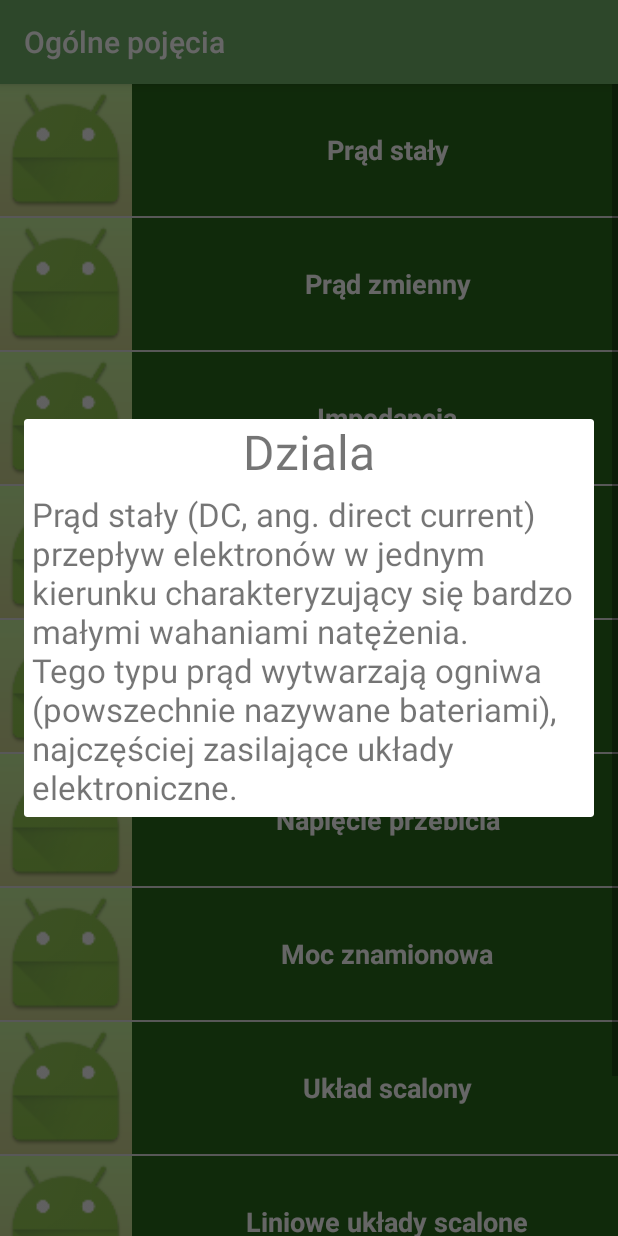
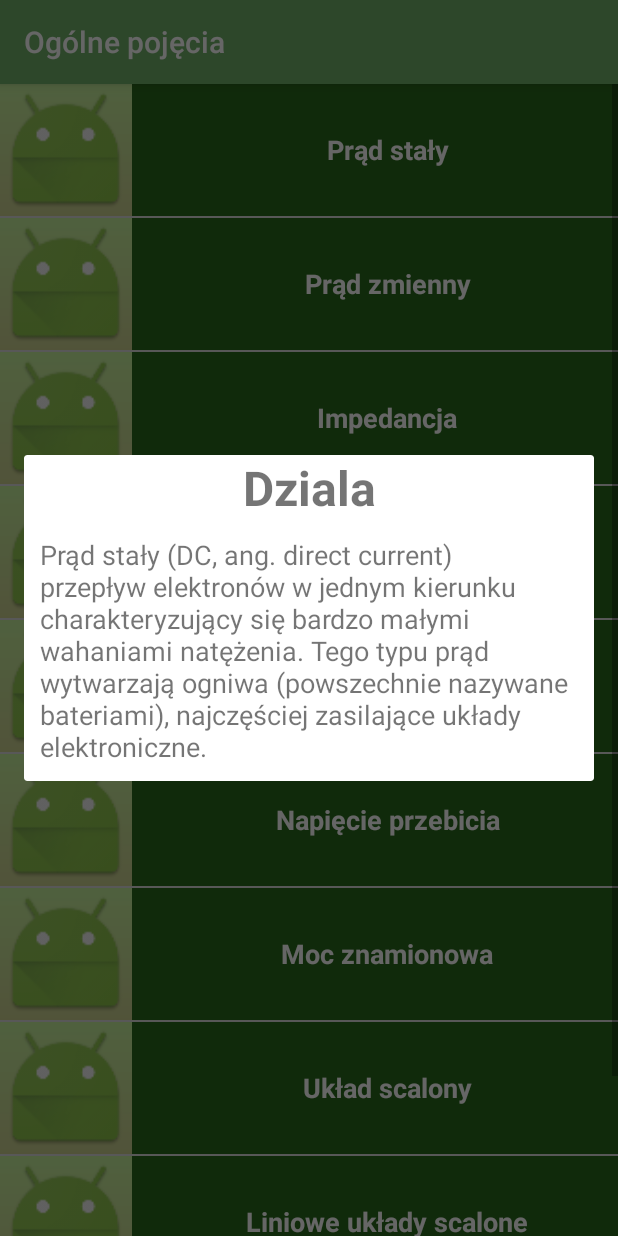
Before and after one commit to suchecki300/ElectronicBand, an Android app: the BasicTermsActivity screen opened directly, with no data from a screen before it, after a tap on "Prąd stały", on a phone screen of 412 x 824 dp. Run offline under Robolectric (Android 15) with nearby library versions, the phone set to English and light mode, and no system bars.

Commit message:
//Damian nowy branch

```diff
--- a/app/src/main/java/pl/wat/wel/projekt/pumo/electronicband/Dictionary/BasicTermsActivity.java
+++ b/app/src/main/java/pl/wat/wel/projekt/pumo/electronicband/Dictionary/BasicTermsActivity.java
@@ -93,7 +93,7 @@ public class BasicTermsActivity extends AppCompatActivity {
         View dialogView = layoutInflater.inflate(R.layout.test_layout, null);
         builder.setView(dialogView);
 
-        TextView textView1 = (TextView) dialogView.findViewById(R.id.test_textView1);
+        TextView textView1 = (TextView) dialogView.findViewById(R.id.dialog_allText);
 
         textView1.setText(text);
 
--- a/app/src/main/java/pl/wat/wel/projekt/pumo/electronicband/Dictionary/ChipsActivity.java
+++ b/app/src/main/java/pl/wat/wel/projekt/pumo/electronicband/Dictionary/ChipsActivity.java
@@ -69,7 +69,7 @@ public class ChipsActivity extends AppCompatActivity {
         View dialogView = layoutInflater.inflate(R.layout.test_layout, null);
         builder.setView(dialogView);
 
-        TextView textView1 = (TextView) dialogView.findViewById(R.id.test_textView1);
+        TextView textView1 = (TextView) dialogView.findViewById(R.id.dialog_allText);
 
         textView1.setText(text);
 
--- a/app/src/main/java/pl/wat/wel/projekt/pumo/electronicband/Dictionary/ElectronicElementsActivity.java
+++ b/app/src/main/java/pl/wat/wel/projekt/pumo/electronicband/Dictionary/ElectronicElementsActivity.java
@@ -123,7 +123,7 @@ public class ElectronicElementsActivity extends AppCompatActivity {
         View dialogView = layoutInflater.inflate(R.layout.test_layout, null);
         builder.setView(dialogView);
 
-        TextView textView1 = (TextView) dialogView.findViewById(R.id.test_textView1);
+        TextView textView1 = (TextView) dialogView.findViewById(R.id.dialog_allText);
 
         textView1.setText(text);
 
--- a/app/src/main/res/layout/test_layout.xml
+++ b/app/src/main/res/layout/test_layout.xml
@@ -5,11 +5,13 @@
     android:orientation="vertical">
 
     <TextView
+        android:id="@+id/dialog_tittle"
         android:layout_width="match_parent"
         android:layout_height="wrap_content"
         android:gravity="center"
         android:text="Dziala"
-        android:textSize="32sp" />
+        android:textSize="32sp"
+        android:textStyle="bold" />
 
     <ScrollView
         android:layout_width="match_parent"
@@ -18,14 +20,15 @@
         <LinearLayout
             android:layout_width="match_parent"
             android:layout_height="match_parent"
-            android:orientation="vertical">
+            android:orientation="vertical"
+            android:padding="5dp">
 
             <TextView
-                android:id="@+id/test_textView1"
+                android:id="@+id/dialog_allText"
                 android:layout_width="match_parent"
                 android:layout_height="wrap_content"
                 android:text="Dziala"
-                android:textSize="22sp" />
+                android:textSize="18sp" />
         </LinearLayout>
 
     </ScrollView>
```
Also changed, not shown: 1 other file.
